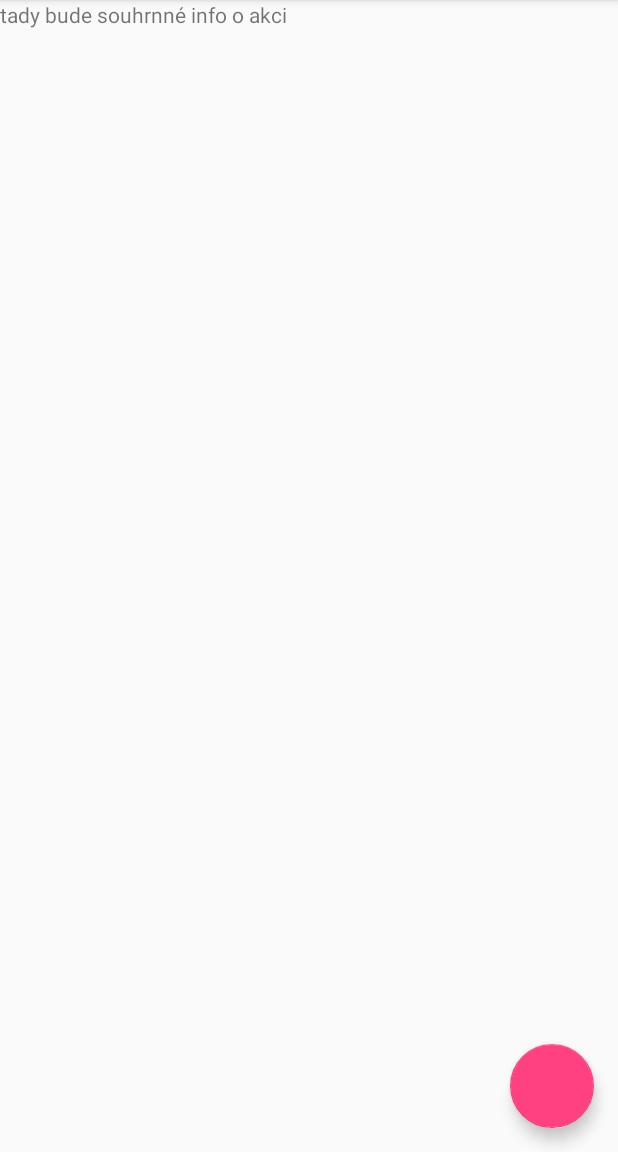
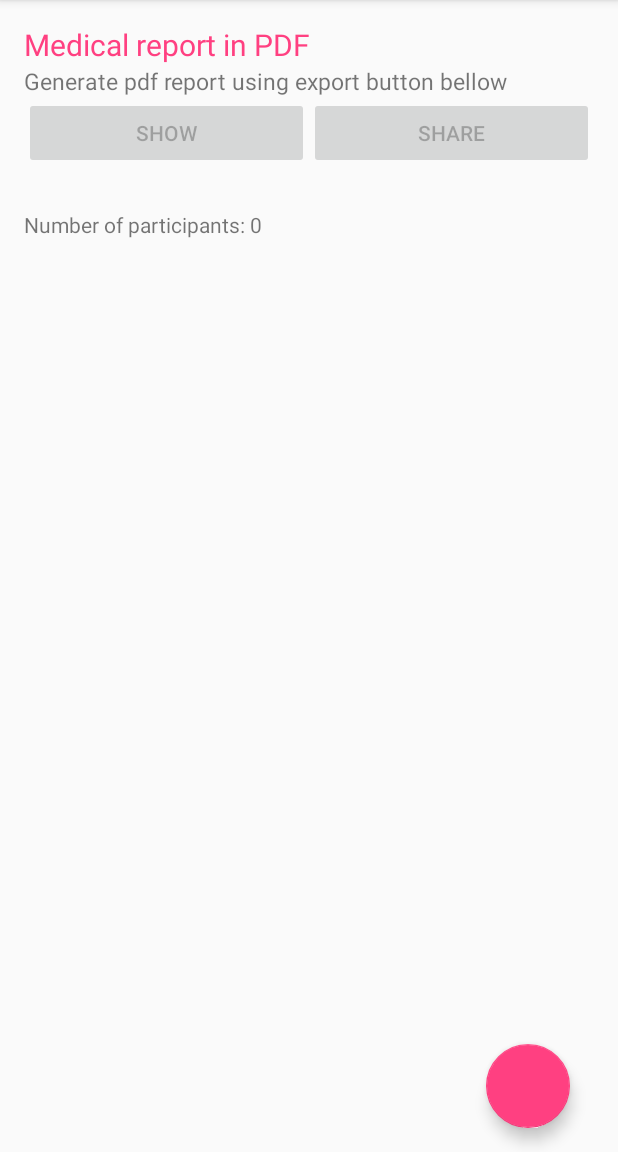
Before and after one commit to ankhthief/FirstAidLog, an Android app: the fragment EventInfo placed in its activity, on a phone screen of 412 x 824 dp, the part 84-1236 px from its top. Run offline under Robolectric (Android 15) with nearby library versions, the phone set to English and light mode, and no system bars; libraries missing offline, so code that uses them is left out: com.getbase.floatingactionbutton; plain views replace FloatingActionButton; 15 statements that could not run were skipped.

Commit message:
EventInfo complete

```diff
--- a/app/src/main/java/radimbures/firstaidlog/DBAdapter.java
+++ b/app/src/main/java/radimbures/firstaidlog/DBAdapter.java
@@ -215,6 +215,11 @@ public class DBAdapter {
         return DatabaseUtils.longForQuery(db,"SELECT COUNT(*) FROM " + TABLE_PARTICIPANTS + " WHERE " + PARTICIPANT_STATUS + "=?", new String[] {s});
     }
 
+    long getParticipantsCountEvent(Long eventid) {
+        String s = eventid.toString();
+        return DatabaseUtils.longForQuery(db,"SELECT COUNT(*) FROM " + TABLE_REGISTR + " WHERE " + REGISTR_EVENTID + "=?", new String[] {s});
+    }
+
     long getRegistCount() {
         return DatabaseUtils.queryNumEntries(db, TABLE_REGISTR);
     }
--- a/app/src/main/java/radimbures/firstaidlog/EventInfo.java
+++ b/app/src/main/java/radimbures/firstaidlog/EventInfo.java
@@ -1,11 +1,15 @@
 package radimbures.firstaidlog;
 
 
+import android.content.res.Resources;
+import android.database.Cursor;
 import android.os.Bundle;
 import android.support.v4.app.Fragment;
 import android.view.LayoutInflater;
 import android.view.View;
 import android.view.ViewGroup;
+import android.widget.Button;
+import android.widget.TextView;
 import android.widget.Toast;
 
 import com.getbase.floatingactionbutton.FloatingActionButton;
@@ -15,6 +19,23 @@ import com.getbase.floatingactionbutton.FloatingActionButton;
  * A simple {@link Fragment} subclass.
  */
 public class EventInfo extends Fragment {
+
+    DBAdapter myDB;
+    TextView name_event;
+    TextView location_event;
+    TextView dates_event;
+    TextView leadername_event;
+    TextView leaderemail_event;
+    TextView leaderphone_event;
+    TextView medicname_event;
+    TextView medicemail_event;
+    TextView medicphone_event;
+    TextView filename_event;
+    TextView count;
+    Button share;
+    Button show;
+    Long id_eventu;
+    Resources res;
 
 
     public EventInfo() {
@@ -27,9 +48,29 @@ public class EventInfo extends Fragment {
                              Bundle savedInstanceState) {
         // Inflate the layout for this fragment
 
+        myDB =  new DBAdapter(getContext());
         final View root = inflater.inflate(R.layout.fragment_event_info, container, false);
 
         FloatingActionButton fab = root.findViewById(R.id.fab_backup);
+        name_event = root.findViewById(R.id.name_event);
+        location_event = root.findViewById(R.id.location_event);
+        dates_event = root.findViewById(R.id.dates_event);
+        leadername_event = root.findViewById(R.id.leadername_event);
+        leaderemail_event = root.findViewById(R.id.leaderemail_event);
+        leaderphone_event = root.findViewById(R.id.leaderphone_event);
+        medicname_event = root.findViewById(R.id.medicname_event);
+        medicemail_event = root.findViewById(R.id.medicemail_event);
+        medicphone_event = root.findViewById(R.id.medicphone_event);
+        filename_event = root.findViewById(R.id.filename_event);
+        count = root.findViewById(R.id.partic_count__event);
+        share = root.findViewById(R.id.share_event);
+        show = root.findViewById(R.id.show_event);
+        res = getResources();
+        Bundle bundle = getArguments();
+        if (bundle != null) {
+            id_eventu = bundle.getLong("key");
+        }
+        eventinfo();
 
         fab.setOnClickListener(new View.OnClickListener() {
             @Override
@@ -45,4 +86,30 @@ public class EventInfo extends Fragment {
         return root;
     }
 
+    void eventinfo () {
+        myDB.open();
+        Cursor C = myDB.db.rawQuery("SELECT * FROM events WHERE _id =" + id_eventu,null);
+        C.moveToFirst();
+        name_event.setText(C.getString(C.getColumnIndex("name")));
+        location_event.setText(C.getString(C.getColumnIndex("location")));
+        String s = C.getString(C.getColumnIndex("startdate")) + res.getString(R.string.date_separator) + C.getString(C.getColumnIndex("enddate"));
+        dates_event.setText(s);
+        String s1 = res.getString(R.string.full_name_of_event_leader2, C.getString(C.getColumnIndex("leadername")));
+        String s2 = res.getString(R.string.email_adress_of_event_leader2, C.getString(C.getColumnIndex("leaderemail")));
+        String s3 = res.getString(R.string.phone_number_of_event_leader2, C.getString(C.getColumnIndex("leaderphone")));
+        String s4 = res.getString(R.string.full_name_of_a_medic2, C.getString(C.getColumnIndex("medicname")));
+        String s5 = res.getString(R.string.email_adress_of_medic2, C.getString(C.getColumnIndex("medicemail")));
+        String s6 = res.getString(R.string.phone_number_of_medic2, C.getString(C.getColumnIndex("medicphone")));
+        String s7 = res.getString(R.string.number_of_partincipants, Long.toString(myDB.getParticipantsCountEvent(id_eventu)));
+        leadername_event.setText(s1);
+        leaderemail_event.setText(s2);
+        leaderphone_event.setText(s3);
+        medicname_event.setText(s4);
+        medicemail_event.setText(s5);
+        medicphone_event.setText(s6);
+        count.setText(s7);
+        C.close();
+        myDB.close();
+    }
+
 }
--- a/app/src/main/res/layout/fragment_event_info.xml
+++ b/app/src/main/res/layout/fragment_event_info.xml
@@ -3,13 +3,109 @@
     xmlns:fab="http://schemas.android.com/apk/res-auto"
     android:layout_width="match_parent"
     android:layout_height="match_parent"
+    android:paddingLeft="16dp"
+    android:paddingRight="16dp"
+    android:paddingTop="16dp"
     tools:context="radimbures.firstaidlog.EventInfo">
 
-    <!-- TODO: Update blank fragment layout -->
-    <TextView
+    <LinearLayout
         android:layout_width="match_parent"
-        android:layout_height="match_parent"
-        android:text="tady bude souhrnné info o akci" />
+        android:layout_height="wrap_content"
+        android:orientation="vertical">
+
+        <TextView
+            android:layout_width="wrap_content"
+            android:layout_height="wrap_content"
+            android:textColor="@color/colorAccent"
+            android:text="@string/medical_report_pdf"
+            android:textSize="20sp" />
+        <TextView
+            android:layout_width="match_parent"
+            android:layout_height="wrap_content"
+            android:id="@+id/filename_event"
+            android:textSize="15sp"
+            android:text="@string/generate_pdf_report_using_export_button_bellow"
+            />
+
+        <LinearLayout
+            android:layout_width="match_parent"
+            android:layout_height="match_parent"
+            android:orientation="horizontal"
+            android:weightSum="2"
+            >
+            <Button
+                android:layout_width="0dp"
+                android:layout_height="wrap_content"
+                android:layout_weight="1"
+                android:id="@+id/show_event"
+                android:enabled="false"
+                android:text="@string/show"
+                tools:ignore="ButtonStyle" />
+            <Button
+                android:layout_width="0dp"
+                android:layout_height="wrap_content"
+                android:layout_weight="1"
+                android:id="@+id/share_event"
+                android:enabled="false"
+                android:text="@string/share"
+                tools:ignore="ButtonStyle" />
+        </LinearLayout>
+
+
+        <TextView
+            android:layout_width="match_parent"
+            android:layout_height="match_parent"
+            android:textColor="@color/colorAccent"
+            android:textSize="20sp"
+            android:id="@+id/name_event" />
+        <TextView
+            android:layout_width="match_parent"
+            android:layout_height="match_parent"
+            android:id="@+id/partic_count__event" />
+        <TextView
+            android:layout_width="match_parent"
+            android:layout_height="match_parent"
+            android:id="@+id/location_event" />
+        <TextView
+            android:layout_width="match_parent"
+            android:layout_height="match_parent"
+            android:id="@+id/dates_event" />
+        <TextView
+            android:layout_width="match_parent"
+            android:layout_height="match_parent"
+            android:id="@+id/leadername_event" />
+        <TextView
+            android:layout_width="match_parent"
+            android:layout_height="match_parent"
+            android:autoLink="email"
+            android:id="@+id/leaderemail_event" />
+        <TextView
+            android:layout_width="match_parent"
+            android:layout_height="match_parent"
+            android:clickable="true"
+            android:focusable="true"
+            android:autoLink="phone"
+            android:linksClickable="true"
+            android:id="@+id/leaderphone_event" />
+        <TextView
+            android:layout_width="match_parent"
+            android:layout_height="match_parent"
+            android:id="@+id/medicname_event" />
+        <TextView
+            android:layout_width="match_parent"
+            android:layout_height="match_parent"
+            android:autoLink="email"
+            android:id="@+id/medicemail_event" />
+        <TextView
+            android:layout_width="match_parent"
+            android:layout_height="match_parent"
+            android:clickable="true"
+            android:focusable="true"
+            android:autoLink="phone"
+            android:linksClickable="true"
+            android:id="@+id/medicphone_event" />
+
+    </LinearLayout>
 
     <com.getbase.floatingactionbutton.FloatingActionButton
         android:id="@+id/fab_backup"
--- a/app/src/main/res/values/strings.xml
+++ b/app/src/main/res/values/strings.xml
@@ -117,4 +117,11 @@
     <string name="email_to_parents2">Email to parents: %1$s</string>
     <string name="phone_number_to_parents2">Phone number to parents: %1$s</string>
     <string name="medical_report_pdf">Medical report in PDF</string>
+    <string name="full_name_of_event_leader2">Full name of event leader: %1$s</string>
+    <string name="email_adress_of_event_leader2">Email address of event leader: %1$s</string>
+    <string name="phone_number_of_event_leader2">Phone number of event leader: %1$s</string>
+    <string name="full_name_of_a_medic2">Full name of a medic: %1$s</string>
+    <string name="email_adress_of_medic2">Email address of medic: %1$s</string>
+    <string name="phone_number_of_medic2">Phone number of medic: %1$s</string>
+    <string name="number_of_partincipants">Number of participants: %1$s</string>
 </resources>
```
Also changed, not shown: 1 other file.
